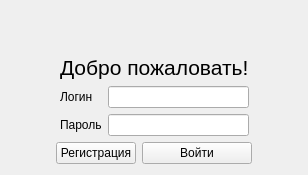
Old version of the form client/Authorization.ui in the repository Saytikus/LauncherApplication.
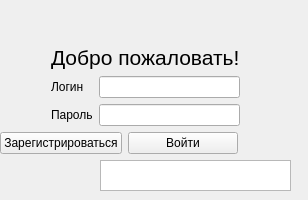
New version of the form.

```diff
--- a/client/Authorization.ui
+++ b/client/Authorization.ui
@@ -7,7 +7,7 @@
     <x>0</x>
     <y>0</y>
     <width>308</width>
-    <height>175</height>
+    <height>200</height>
    </rect>
   </property>
   <property name="minimumSize">
@@ -18,17 +18,65 @@
   </property>
   <property name="maximumSize">
    <size>
-    <width>308</width>
-    <height>175</height>
+    <width>400</width>
+    <height>250</height>
    </size>
   </property>
   <property name="windowTitle">
    <string>Form</string>
   </property>
-  <layout class="QGridLayout" name="gridLayout_4">
-   <item row="0" column="0">
+  <widget class="QWidget" name="">
+   <property name="geometry">
+    <rect>
+     <x>0</x>
+     <y>0</y>
+     <width>291</width>
+     <height>191</height>
+    </rect>
+   </property>
     <layout class="QGridLayout" name="gridLayout_3">
      <item row="0" column="0">
+     <layout class="QGridLayout" name="gridLayout_2">
+      <item row="1" column="2">
+       <spacer name="horizontalSpacer_4">
+        <property name="orientation">
+         <enum>Qt::Horizontal</enum>
+        </property>
+        <property name="sizeHint" stdset="0">
+         <size>
+          <width>40</width>
+          <height>20</height>
+         </size>
+        </property>
+       </spacer>
+      </item>
+      <item row="1" column="0">
+       <widget class="QPushButton" name="in_reg_win">
+        <property name="minimumSize">
+         <size>
+          <width>50</width>
+          <height>20</height>
+         </size>
+        </property>
+        <property name="text">
+         <string>Зарегистрироваться</string>
+        </property>
+       </widget>
+      </item>
+      <item row="1" column="1">
+       <widget class="QPushButton" name="sign_in">
+        <property name="minimumSize">
+         <size>
+          <width>110</width>
+          <height>20</height>
+         </size>
+        </property>
+        <property name="text">
+         <string>Войти</string>
+        </property>
+       </widget>
+      </item>
+      <item row="0" column="0" colspan="3">
       <layout class="QGridLayout" name="gridLayout">
        <item row="2" column="2">
         <widget class="QLineEdit" name="login"/>
@@ -98,9 +146,11 @@
        </item>
       </layout>
      </item>
+     </layout>
+    </item>
      <item row="1" column="0">
-      <layout class="QGridLayout" name="gridLayout_2">
-       <item row="0" column="0">
+     <layout class="QHBoxLayout" name="horizontalLayout">
+      <item>
         <spacer name="horizontalSpacer_3">
          <property name="orientation">
           <enum>Qt::Horizontal</enum>
@@ -113,50 +163,26 @@
          </property>
         </spacer>
        </item>
-       <item row="0" column="1">
-        <widget class="QPushButton" name="reg_window">
+      <item>
+       <widget class="QTextEdit" name="auth_result_message">
          <property name="minimumSize">
           <size>
-           <width>50</width>
-           <height>20</height>
-          </size>
-         </property>
-         <property name="text">
-          <string>Регистрация</string>
-         </property>
-        </widget>
-       </item>
-       <item row="0" column="2">
-        <widget class="QPushButton" name="sign_in">
-         <property name="minimumSize">
+          <width>191</width>
+          <height>31</height>
+         </size>
+        </property>
+        <property name="maximumSize">
           <size>
-           <width>110</width>
-           <height>20</height>
-          </size>
-         </property>
-         <property name="text">
-          <string>Войти</string>
-         </property>
-        </widget>
-       </item>
-       <item row="0" column="3">
-        <spacer name="horizontalSpacer_4">
-         <property name="orientation">
-          <enum>Qt::Horizontal</enum>
-         </property>
-         <property name="sizeHint" stdset="0">
-          <size>
-           <width>40</width>
-           <height>20</height>
-          </size>
-         </property>
-        </spacer>
-       </item>
+          <width>191</width>
+          <height>31</height>
+         </size>
+        </property>
+       </widget>
+      </item>
       </layout>
      </item>
     </layout>
-   </item>
-  </layout>
+  </widget>
  </widget>
  <resources/>
  <connections/>
```
Lines whose indentation alone changed are shown as unchanged.
